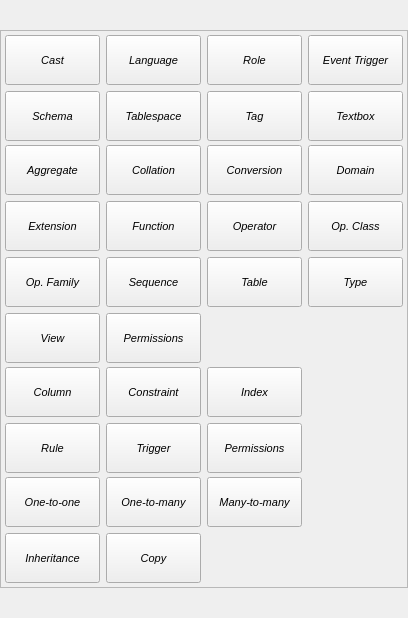
First picture: the form in libpgmodeler_ui/ui/newobjectoverlaywidget.ui, repository pgmodeler/pgmodeler, before the edit.
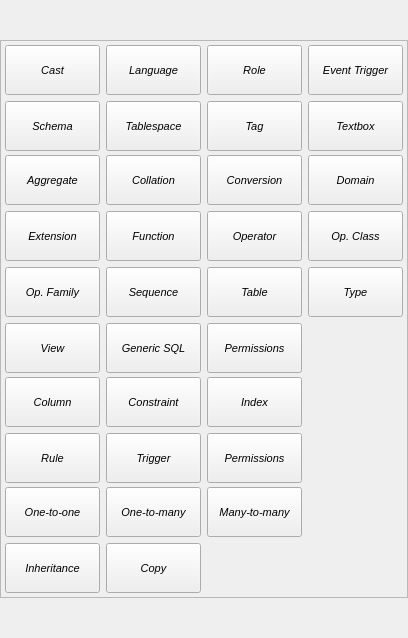
Second picture: the form after the edit. Icons and pictures are not drawn.

Commit message: Starting to add support to generic sql objects. Pending the save/loading from xml file in DatabaseModel

What changed in the file:
```diff
--- a/libpgmodeler_ui/ui/newobjectoverlaywidget.ui
+++ b/libpgmodeler_ui/ui/newobjectoverlaywidget.ui
@@ -7,7 +7,7 @@
     <x>0</x>
     <y>0</y>
     <width>408</width>
-    <height>618</height>
+    <height>638</height>
    </rect>
   </property>
   <property name="sizePolicy">
@@ -488,51 +488,51 @@
          <property name="spacing">
           <number>6</number>
          </property>
+         <item row="2" column="5">
+          <widget class="QToolButton" name="type_tb">
+           <property name="sizePolicy">
+            <sizepolicy hsizetype="Preferred" vsizetype="Fixed">
+             <horstretch>0</horstretch>
+             <verstretch>0</verstretch>
+            </sizepolicy>
+           </property>
+           <property name="minimumSize">
+            <size>
+             <width>95</width>
+             <height>50</height>
+            </size>
+           </property>
+           <property name="font">
+            <font>
+             <weight>50</weight>
+             <bold>false</bold>
+            </font>
+           </property>
+           <property name="focusPolicy">
+            <enum>Qt::StrongFocus</enum>
+           </property>
+           <property name="text">
+            <string>Type</string>
+           </property>
+           <property name="icon">
+            <iconset resource="../res/resources.qrc">
+             <normaloff>:/icones/icones/usertype.png</normaloff>:/icones/icones/usertype.png</iconset>
+           </property>
+           <property name="iconSize">
+            <size>
+             <width>32</width>
+             <height>32</height>
+            </size>
+           </property>
+           <property name="popupMode">
+            <enum>QToolButton::InstantPopup</enum>
+           </property>
+           <property name="toolButtonStyle">
+            <enum>Qt::ToolButtonTextUnderIcon</enum>
+           </property>
+          </widget>
+         </item>
          <item row="0" column="4">
-          <widget class="QToolButton" name="domain_tb">
-           <property name="sizePolicy">
-            <sizepolicy hsizetype="Preferred" vsizetype="Fixed">
-             <horstretch>0</horstretch>
-             <verstretch>0</verstretch>
-            </sizepolicy>
-           </property>
-           <property name="minimumSize">
-            <size>
-             <width>95</width>
-             <height>50</height>
-            </size>
-           </property>
-           <property name="font">
-            <font>
-             <weight>50</weight>
-             <bold>false</bold>
-            </font>
-           </property>
-           <property name="focusPolicy">
-            <enum>Qt::NoFocus</enum>
-           </property>
-           <property name="text">
-            <string>Domain</string>
-           </property>
-           <property name="icon">
-            <iconset resource="../res/resources.qrc">
-             <normaloff>:/icones/icones/domain.png</normaloff>:/icones/icones/domain.png</iconset>
-           </property>
-           <property name="iconSize">
-            <size>
-             <width>32</width>
-             <height>32</height>
-            </size>
-           </property>
-           <property name="popupMode">
-            <enum>QToolButton::InstantPopup</enum>
-           </property>
-           <property name="toolButtonStyle">
-            <enum>Qt::ToolButtonTextUnderIcon</enum>
-           </property>
-          </widget>
-         </item>
-         <item row="0" column="3">
           <widget class="QToolButton" name="conversion_tb">
            <property name="sizePolicy">
             <sizepolicy hsizetype="Preferred" vsizetype="Fixed">
@@ -576,6 +576,138 @@
            </property>
           </widget>
          </item>
+         <item row="2" column="2">
+          <widget class="QToolButton" name="sequence_tb">
+           <property name="sizePolicy">
+            <sizepolicy hsizetype="Preferred" vsizetype="Fixed">
+             <horstretch>0</horstretch>
+             <verstretch>0</verstretch>
+            </sizepolicy>
+           </property>
+           <property name="minimumSize">
+            <size>
+             <width>95</width>
+             <height>50</height>
+            </size>
+           </property>
+           <property name="font">
+            <font>
+             <weight>50</weight>
+             <bold>false</bold>
+            </font>
+           </property>
+           <property name="focusPolicy">
+            <enum>Qt::NoFocus</enum>
+           </property>
+           <property name="text">
+            <string>Sequence</string>
+           </property>
+           <property name="icon">
+            <iconset resource="../res/resources.qrc">
+             <normaloff>:/icones/icones/sequence.png</normaloff>:/icones/icones/sequence.png</iconset>
+           </property>
+           <property name="iconSize">
+            <size>
+             <width>32</width>
+             <height>32</height>
+            </size>
+           </property>
+           <property name="popupMode">
+            <enum>QToolButton::InstantPopup</enum>
+           </property>
+           <property name="toolButtonStyle">
+            <enum>Qt::ToolButtonTextUnderIcon</enum>
+           </property>
+          </widget>
+         </item>
+         <item row="2" column="4">
+          <widget class="QToolButton" name="table_tb">
+           <property name="sizePolicy">
+            <sizepolicy hsizetype="Preferred" vsizetype="Fixed">
+             <horstretch>0</horstretch>
+             <verstretch>0</verstretch>
+            </sizepolicy>
+           </property>
+           <property name="minimumSize">
+            <size>
+             <width>95</width>
+             <height>50</height>
+            </size>
+           </property>
+           <property name="font">
+            <font>
+             <weight>50</weight>
+             <bold>false</bold>
+            </font>
+           </property>
+           <property name="focusPolicy">
+            <enum>Qt::NoFocus</enum>
+           </property>
+           <property name="text">
+            <string>Table</string>
+           </property>
+           <property name="icon">
+            <iconset resource="../res/resources.qrc">
+             <normaloff>:/icones/icones/table.png</normaloff>:/icones/icones/table.png</iconset>
+           </property>
+           <property name="iconSize">
+            <size>
+             <width>32</width>
+             <height>32</height>
+            </size>
+           </property>
+           <property name="popupMode">
+            <enum>QToolButton::InstantPopup</enum>
+           </property>
+           <property name="toolButtonStyle">
+            <enum>Qt::ToolButtonTextUnderIcon</enum>
+           </property>
+          </widget>
+         </item>
+         <item row="1" column="4">
+          <widget class="QToolButton" name="operator_tb">
+           <property name="sizePolicy">
+            <sizepolicy hsizetype="Preferred" vsizetype="Fixed">
+             <horstretch>0</horstretch>
+             <verstretch>0</verstretch>
+            </sizepolicy>
+           </property>
+           <property name="minimumSize">
+            <size>
+             <width>95</width>
+             <height>50</height>
+            </size>
+           </property>
+           <property name="font">
+            <font>
+             <weight>50</weight>
+             <bold>false</bold>
+            </font>
+           </property>
+           <property name="focusPolicy">
+            <enum>Qt::NoFocus</enum>
+           </property>
+           <property name="text">
+            <string>Operator</string>
+           </property>
+           <property name="icon">
+            <iconset resource="../res/resources.qrc">
+             <normaloff>:/icones/icones/operator.png</normaloff>:/icones/icones/operator.png</iconset>
+           </property>
+           <property name="iconSize">
+            <size>
+             <width>32</width>
+             <height>32</height>
+            </size>
+           </property>
+           <property name="popupMode">
+            <enum>QToolButton::InstantPopup</enum>
+           </property>
+           <property name="toolButtonStyle">
+            <enum>Qt::ToolButtonTextUnderIcon</enum>
+           </property>
+          </widget>
+         </item>
          <item row="0" column="0">
           <widget class="QToolButton" name="aggregate_tb">
            <property name="sizePolicy">
@@ -620,7 +752,7 @@
            </property>
           </widget>
          </item>
-         <item row="0" column="1">
+         <item row="0" column="2">
           <widget class="QToolButton" name="collation_tb">
            <property name="sizePolicy">
             <sizepolicy hsizetype="Preferred" vsizetype="Fixed">
@@ -664,8 +796,8 @@
            </property>
           </widget>
          </item>
-         <item row="2" column="3">
-          <widget class="QToolButton" name="table_tb">
+         <item row="1" column="5">
+          <widget class="QToolButton" name="opclass_tb">
            <property name="sizePolicy">
             <sizepolicy hsizetype="Preferred" vsizetype="Fixed">
              <horstretch>0</horstretch>
@@ -688,7 +820,7 @@
             <enum>Qt::NoFocus</enum>
            </property>
            <property name="text">
-            <string>Table</string>
+            <string>Op. Class</string>
            </property>
            <property name="icon">
             <iconset resource="../res/resources.qrc">
@@ -708,8 +840,8 @@
            </property>
           </widget>
          </item>
-         <item row="2" column="4">
-          <widget class="QToolButton" name="type_tb">
+         <item row="0" column="5">
+          <widget class="QToolButton" name="domain_tb">
            <property name="sizePolicy">
             <sizepolicy hsizetype="Preferred" vsizetype="Fixed">
              <horstretch>0</horstretch>
@@ -732,7 +864,7 @@
             <enum>Qt::StrongFocus</enum>
            </property>
            <property name="text">
-            <string>Type</string>
+            <string>Domain</string>
            </property>
            <property name="icon">
             <iconset resource="../res/resources.qrc">
@@ -796,50 +928,6 @@
            </property>
           </widget>
          </item>
-         <item row="2" column="1">
-          <widget class="QToolButton" name="sequence_tb">
-           <property name="sizePolicy">
-            <sizepolicy hsizetype="Preferred" vsizetype="Fixed">
-             <horstretch>0</horstretch>
-             <verstretch>0</verstretch>
-            </sizepolicy>
-           </property>
-           <property name="minimumSize">
-            <size>
-             <width>95</width>
-             <height>50</height>
-            </size>
-           </property>
-           <property name="font">
-            <font>
-             <weight>50</weight>
-             <bold>false</bold>
-            </font>
-           </property>
-           <property name="focusPolicy">
-            <enum>Qt::NoFocus</enum>
-           </property>
-           <property name="text">
-            <string>Sequence</string>
-           </property>
-           <property name="icon">
-            <iconset resource="../res/resources.qrc">
-             <normaloff>:/icones/icones/sequence.png</normaloff>:/icones/icones/sequence.png</iconset>
-           </property>
-           <property name="iconSize">
-            <size>
-             <width>32</width>
-             <height>32</height>
-            </size>
-           </property>
-           <property name="popupMode">
-            <enum>QToolButton::InstantPopup</enum>
-           </property>
-           <property name="toolButtonStyle">
-            <enum>Qt::ToolButtonTextUnderIcon</enum>
-           </property>
-          </widget>
-         </item>
          <item row="1" column="0">
           <widget class="QToolButton" name="extension_tb">
            <property name="sizePolicy">
@@ -884,7 +972,7 @@
            </property>
           </widget>
          </item>
-         <item row="1" column="1">
+         <item row="1" column="2">
           <widget class="QToolButton" name="function_tb">
            <property name="sizePolicy">
             <sizepolicy hsizetype="Preferred" vsizetype="Fixed">
@@ -972,7 +1060,7 @@
            </property>
           </widget>
          </item>
-         <item row="3" column="1">
+         <item row="3" column="4">
           <widget class="QToolButton" name="db_sch_perms_tb">
            <property name="sizePolicy">
             <sizepolicy hsizetype="Preferred" vsizetype="Fixed">
@@ -1016,8 +1104,8 @@
            </property>
           </widget>
          </item>
-         <item row="1" column="4">
-          <widget class="QToolButton" name="opclass_tb">
+         <item row="3" column="2">
+          <widget class="QToolButton" name="genericsql_tb">
            <property name="sizePolicy">
             <sizepolicy hsizetype="Preferred" vsizetype="Fixed">
              <horstretch>0</horstretch>
@@ -1040,55 +1128,11 @@
             <enum>Qt::NoFocus</enum>
            </property>
            <property name="text">
-            <string>Op. Class</string>
+            <string>Generic SQL</string>
            </property>
            <property name="icon">
             <iconset resource="../res/resources.qrc">
-             <normaloff>:/icones/icones/opclass.png</normaloff>:/icones/icones/opclass.png</iconset>
-           </property>
-           <property name="iconSize">
-            <size>
-             <width>32</width>
-             <height>32</height>
-            </size>
-           </property>
-           <property name="popupMode">
-            <enum>QToolButton::InstantPopup</enum>
-           </property>
-           <property name="toolButtonStyle">
-            <enum>Qt::ToolButtonTextUnderIcon</enum>
-           </property>
-          </widget>
-         </item>
-         <item row="1" column="3">
-          <widget class="QToolButton" name="operator_tb">
-           <property name="sizePolicy">
-            <sizepolicy hsizetype="Preferred" vsizetype="Fixed">
-             <horstretch>0</horstretch>
-             <verstretch>0</verstretch>
-            </sizepolicy>
-           </property>
-           <property name="minimumSize">
-            <size>
-             <width>95</width>
-             <height>50</height>
-            </size>
-           </property>
-           <property name="font">
-            <font>
-             <weight>50</weight>
-             <bold>false</bold>
-            </font>
-           </property>
-           <property name="focusPolicy">
-            <enum>Qt::NoFocus</enum>
-           </property>
-           <property name="text">
-            <string>Operator</string>
-           </property>
-           <property name="icon">
-            <iconset resource="../res/resources.qrc">
-             <normaloff>:/icones/icones/operator.png</normaloff>:/icones/icones/operator.png</iconset>
+             <normaloff>:/icones/icones/genericsql.png</normaloff>:/icones/icones/genericsql.png</iconset>
            </property>
            <property name="iconSize">
             <size>
```
Left out of the diff: 6 changed lines with no effect on the pictures. The commit also changes 22 other files.
